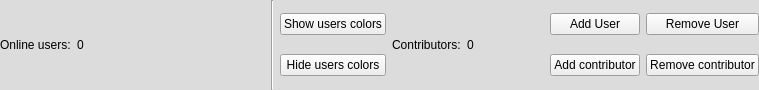
Old version of the form CLIENT/GUI/editorWindow/ui/gui_usersbar.ui in the repository GiuliCler/GIMPteam.
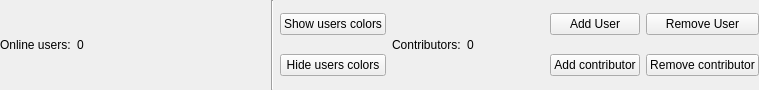
New version of the form.

What changed in the file:
```diff
--- a/CLIENT/GUI/editorWindow/ui/gui_usersbar.ui
+++ b/CLIENT/GUI/editorWindow/ui/gui_usersbar.ui
@@ -16,70 +16,6 @@
     <verstretch>0</verstretch>
    </sizepolicy>
   </property>
-  <property name="palette">
-   <palette>
-    <active>
-     <colorrole role="Base">
-      <brush brushstyle="SolidPattern">
-       <color alpha="255">
-        <red>255</red>
-        <green>255</green>
-        <blue>255</blue>
-       </color>
-      </brush>
-     </colorrole>
-     <colorrole role="Window">
-      <brush brushstyle="SolidPattern">
-       <color alpha="255">
-        <red>220</red>
-        <green>220</green>
-        <blue>220</blue>
-       </color>
-      </brush>
-     </colorrole>
-    </active>
-    <inactive>
-     <colorrole role="Base">
-      <brush brushstyle="SolidPattern">
-       <color alpha="255">
-        <red>255</red>
-        <green>255</green>
-        <blue>255</blue>
-       </color>
-      </brush>
-     </colorrole>
-     <colorrole role="Window">
-      <brush brushstyle="SolidPattern">
-       <color alpha="255">
-        <red>220</red>
-        <green>220</green>
-        <blue>220</blue>
-       </color>
-      </brush>
-     </colorrole>
-    </inactive>
-    <disabled>
-     <colorrole role="Base">
-      <brush brushstyle="SolidPattern">
-       <color alpha="255">
-        <red>220</red>
-        <green>220</green>
-        <blue>220</blue>
-       </color>
-      </brush>
-     </colorrole>
-     <colorrole role="Window">
-      <brush brushstyle="SolidPattern">
-       <color alpha="255">
-        <red>220</red>
-        <green>220</green>
-        <blue>220</blue>
-       </color>
-      </brush>
-     </colorrole>
-    </disabled>
-   </palette>
-  </property>
   <layout class="QHBoxLayout" name="horizontalLayout_4" stretch="1,0,1,0">
    <property name="leftMargin">
     <number>0</number>
```
